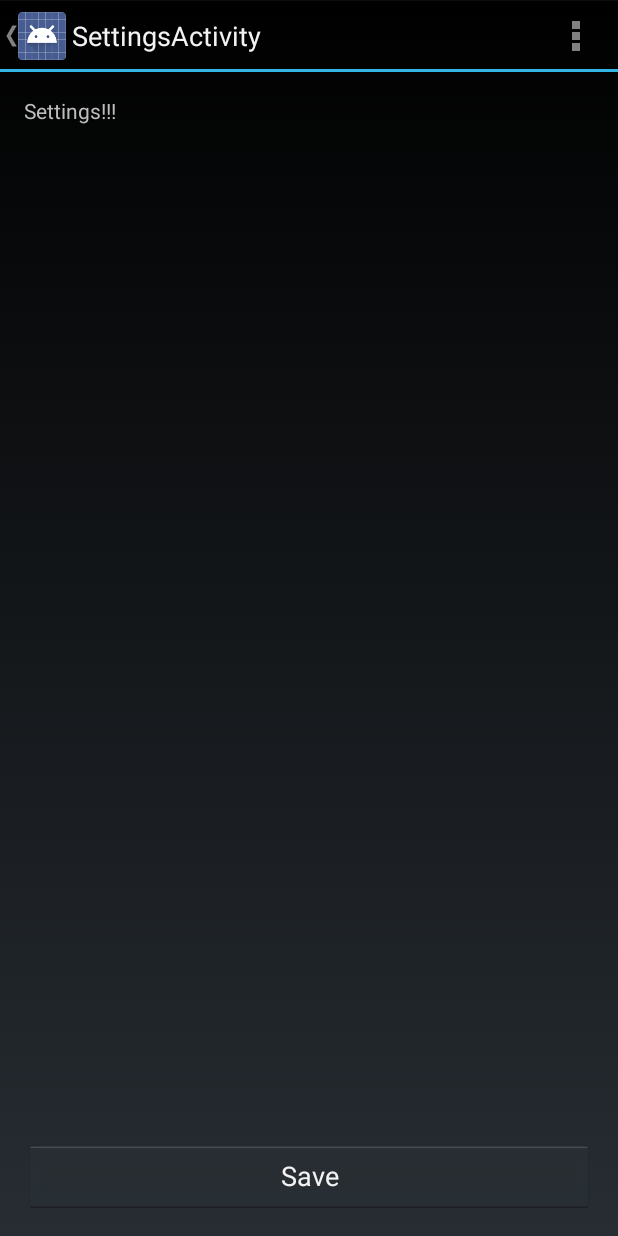
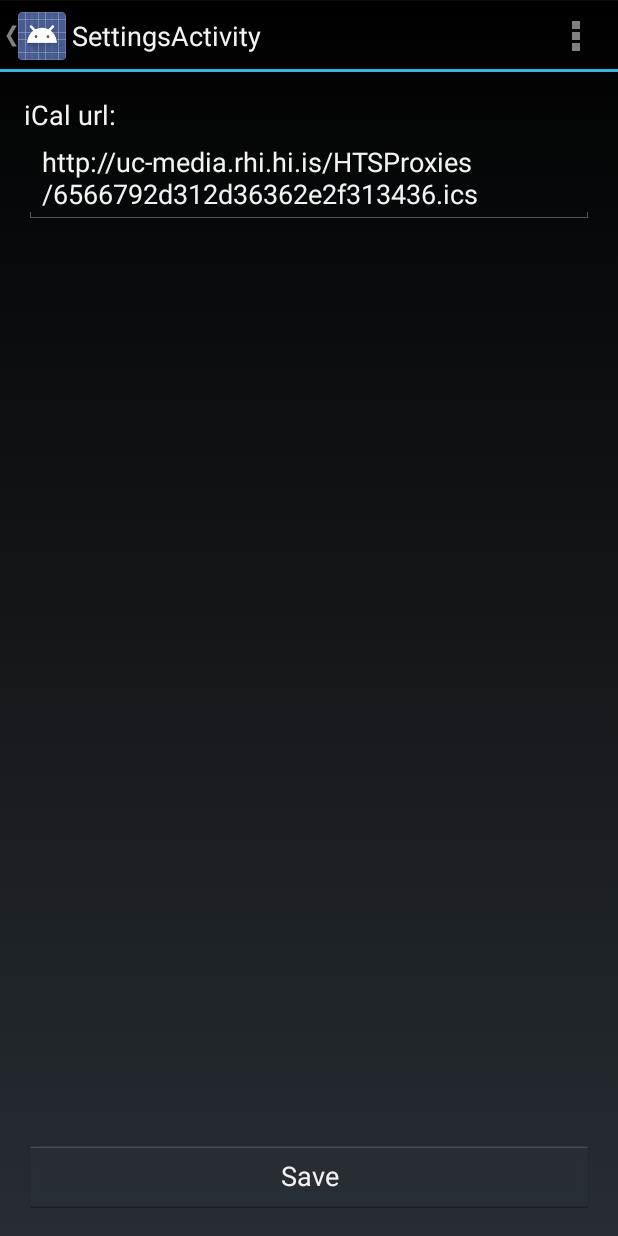
Before and after one commit to Tritlo/rUglan, an Android app: the screen it shows after launch (SettingsActivity), in the options menu, after a tap on "Settings", on a phone screen of 412 x 824 dp. Run offline under Robolectric (Android 15) with nearby library versions, the phone set to English and light mode, and no system bars; 1 statement that could not run was skipped.

Commit message:
Added a box in settings to change url. Currently crashes program if url or contents invalid, fix requires re-engineering of iCalParser, due to Async task irregularities

```diff
--- a/rUglanProject/rUglan/src/main/java/is/mpg/ruglan/HomeActivity.java
+++ b/rUglanProject/rUglan/src/main/java/is/mpg/ruglan/HomeActivity.java
@@ -1,6 +1,7 @@
 package is.mpg.ruglan;
 
 import android.content.Intent;
+import android.content.SharedPreferences;
 import android.content.res.AssetManager;
 import android.content.Context;
 import android.os.Bundle;
@@ -19,6 +20,8 @@ import java.util.Date;
 
 public class HomeActivity extends Activity {
     CalEvent[] events;
+    SharedPreferences prefs;
+    public static final String PREFS_NAME = "rUglanSettings";
 
 
     private static Context sContext;
@@ -27,7 +30,8 @@ public class HomeActivity extends Activity {
     protected void onCreate(Bundle savedInstanceState) {
         super.onCreate(savedInstanceState);
         setContentView(R.layout.activity_home);
-
+        prefs = getSharedPreferences(this.PREFS_NAME, 0);
+        String iCalUrl = prefs.getString("iCalUrl","http://uc-media.rhi.hi.is/HTSProxies/6566792d312d36362e2f313436.ics");
         WebView wv = (WebView) findViewById(R.id.webView);
         wv.getSettings().setJavaScriptEnabled(true);
         wv.setWebViewClient(new WebViewClient(){
@@ -55,7 +59,8 @@ public class HomeActivity extends Activity {
         Date d4 = new Date(113, 9, 15, 15, 0);
         CalEvent [] events = new CalEvent[0];
         try{
-            this.events = new iCalParser().execute("http://uc-media.rhi.hi.is/HTSProxies/6566792d312d36362e2f313436.ics").get();
+            //this.events = new iCalParser().execute("http://uc-media.rhi.hi.is/HTSProxies/6566792d312d36362e2f313436.ics").get();
+            this.events = new iCalParser().execute(iCalUrl).get();
         } catch (Exception ex) {
             this.events = new CalEvent[] {
                     new CalEvent("A", "d1", "VR-II", d1, d2),
--- a/rUglanProject/rUglan/src/main/java/is/mpg/ruglan/SettingsActivity.java
+++ b/rUglanProject/rUglan/src/main/java/is/mpg/ruglan/SettingsActivity.java
@@ -1,21 +1,33 @@
 package is.mpg.ruglan;
 
 import android.app.ProgressDialog;
+import android.content.SharedPreferences;
 import android.os.Bundle;
 import android.app.Activity;
+import android.util.Log;
 import android.view.Menu;
 import android.view.MenuItem;
 import android.support.v4.app.NavUtils;
 import android.annotation.TargetApi;
 import android.os.Build;
 import android.view.View;
+import android.widget.TextView;
 
 public class SettingsActivity extends Activity {
+    SharedPreferences prefs;
+    SharedPreferences.Editor editor;
+    public static final String PREFS_NAME = "rUglanSettings";
+    TextView iCalInput;
 
     @Override
     protected void onCreate(Bundle savedInstanceState) {
         super.onCreate(savedInstanceState);
         setContentView(R.layout.activity_settings);
+        prefs = getSharedPreferences(this.PREFS_NAME, 0);
+        editor = this.prefs.edit();
+        String iCalUrl = prefs.getString("iCalUrl","http://uc-media.rhi.hi.is/HTSProxies/6566792d312d36362e2f313436.ics");
+        iCalInput = (TextView) findViewById(R.id.iCalUrlInput);
+        iCalInput.setText(iCalUrl);
         // Show the Up button in the action bar.
         setupActionBar();
     }
@@ -63,10 +75,11 @@ public class SettingsActivity extends Activity {
         new Thread() {
             public void run() {
                 try{
-                    // Do some work here
+                    editor.putString("iCalUrl",iCalInput.getText().toString());
+                    editor.commit();
                     sleep(3000);
                 } catch (Exception e) {
-                    System.out.println(e.getMessage());
+                    Log.e("iCalUrl", e.getMessage());
                 }
                 progress.dismiss();
                 finish();
--- a/rUglanProject/rUglan/src/main/res/layout/activity_settings.xml
+++ b/rUglanProject/rUglan/src/main/res/layout/activity_settings.xml
@@ -8,12 +8,6 @@
     android:paddingBottom="@dimen/activity_vertical_margin"
     tools:context=".SettingsActivity">
 
-    <TextView
-        android:layout_width="wrap_content"
-        android:layout_height="wrap_content"
-        android:text="Settings!!!"
-        android:id="@+id/textView" />
-
     <Button
         android:layout_width="fill_parent"
         android:layout_height="wrap_content"
@@ -22,4 +16,19 @@
         android:onClick="saveSettings"
         android:layout_alignParentBottom="true"/>
 
+    <TextView
+        android:layout_width="wrap_content"
+        android:layout_height="wrap_content"
+        android:textAppearance="?android:attr/textAppearanceMedium"
+        android:text="@string/iCalUrlSettingText"
+        android:id="@+id/textView2" />
+
+    <EditText
+        android:layout_width="wrap_content"
+        android:layout_height="wrap_content"
+        android:id="@+id/iCalUrlInput"
+        android:layout_below="@+id/textView2"
+        android:layout_alignParentLeft="true"
+        android:layout_alignParentRight="true" />
+
 </RelativeLayout>
--- a/rUglanProject/rUglan/src/main/res/values/strings.xml
+++ b/rUglanProject/rUglan/src/main/res/values/strings.xml
@@ -10,5 +10,6 @@
     <string name="save">Save</string>
     <string name="desc_header">Lýsing</string>
     <string name="loc_header">Staðsetning</string>
+    <string name="iCalUrlSettingText">iCal url:</string>
 
 </resources>
```
